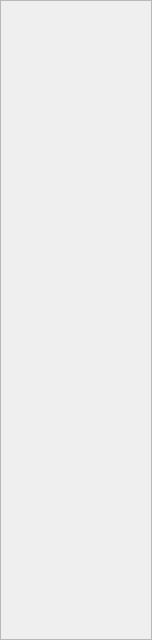
Before: the Qt Designer form sources/views/nav/nav.ui in CShisan/wx-manager, drawn with Qt 5.
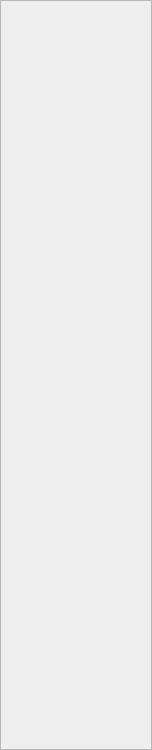
After: the same form once the commit is applied.

The edit to the form file:
```diff
--- a/sources/views/nav/nav.ui
+++ b/sources/views/nav/nav.ui
@@ -7,13 +7,13 @@
     <x>0</x>
     <y>0</y>
     <width>152</width>
-    <height>640</height>
+    <height>750</height>
    </rect>
   </property>
   <property name="minimumSize">
    <size>
     <width>152</width>
-    <height>600</height>
+    <height>650</height>
    </size>
   </property>
   <property name="maximumSize">
@@ -77,7 +77,7 @@
      <property name="minimumSize">
       <size>
        <width>150</width>
-       <height>561</height>
+       <height>600</height>
       </size>
      </property>
      <property name="maximumSize">
```
